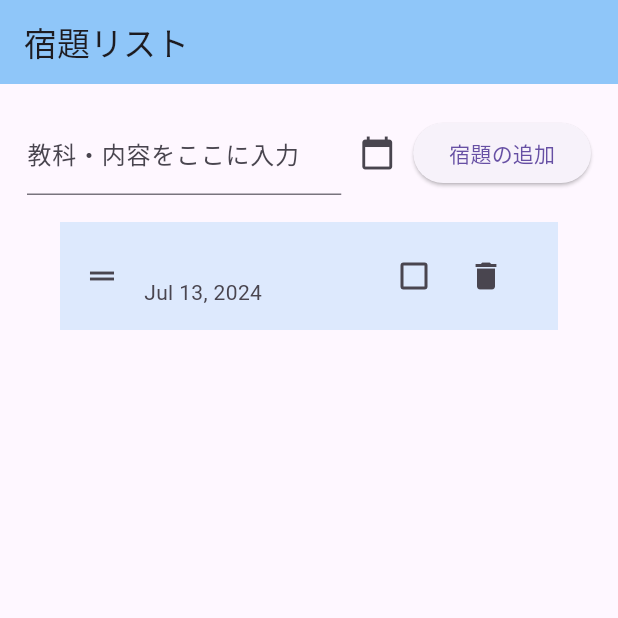
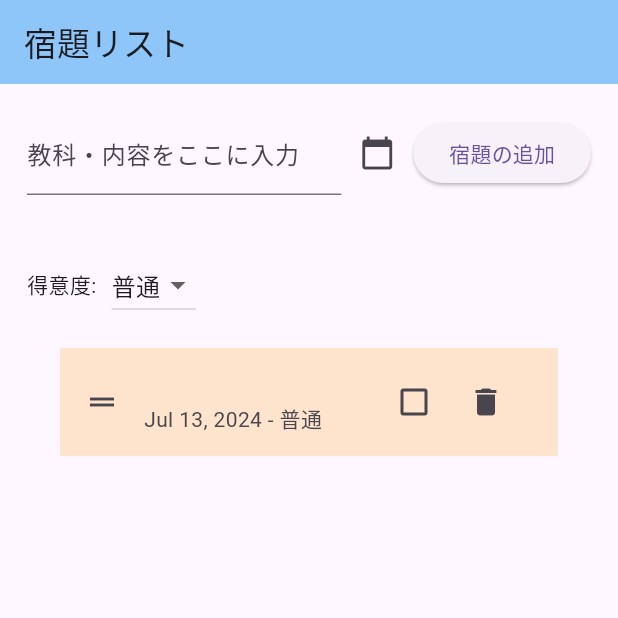
Before and after one commit to KazukiYoshida24/homework_organizer, a Flutter app: the screen it shows after launch, after a tap on "宿題の追加", on a phone screen of 412 x 824 dp, the top half of it. Run offline on Flutter 3.47's test engine with Material 3 defaults, Android fonts, the phone set to English and light mode, and no system bars.

Commit message:
Add Proficiency

```diff
--- a/lib/main.dart
+++ b/lib/main.dart
@@ -16,16 +16,20 @@ class MyApp extends StatelessWidget {
   }
 }
 
+enum Proficiency { high, medium, low }
+
 class Homework {
   String title; // 宿題のタイトルを保持する変数
   DateTime dueDate; // 宿題の期限を保持する変数
   bool isCompleted; // 宿題が完了したかどうかを示す変数
+  Proficiency proficiency; // 宿題の得意度を保持する変数
 
-  Homework(
-      {required this.title, // タイトルは必須の引数
-      required this.dueDate, // 期限は必須の引数
-      this.isCompleted = false // 完了チェックボックスはデフォルトでfalse
-      });
+  Homework({
+    required this.title, // タイトルは必須の引数
+    required this.dueDate, // 期限は必須の引数
+    this.isCompleted = false, // 完了チェックボックスはデフォルトでfalse
+    this.proficiency = Proficiency.medium, // 得意度はデフォルトで「普通」
+  });
 }
 
 // StatefulWidgetを継承
@@ -38,24 +42,22 @@ class HomeworkOrganizerScreen extends StatefulWidget {
 }
 
 class _HomeworkOrganizerScreenState extends State<HomeworkOrganizerScreen> {
-  // テキスト入力フィールド (TextField) の内容を管理するためのコントローラ
-  final TextEditingController _titleController = TextEditingController();
-  // 日付選択ダイアログから選択された日付を保持するための変数
-  DateTime _selectedDate = DateTime.now(); // 初期値として現在の日時を入れる
-  // オブジェクトを格納するリスト。アプリで追加された宿題の情報を管理し、表示するためのデータ構造
-  final List<Homework> _homeworkList = []; // 初期値として空のリスト
+  final TextEditingController _titleController =
+      TextEditingController(); // テキスト入力フィールドの内容を管理するためのコントローラ
+  DateTime _selectedDate = DateTime.now(); // 日付選択ダイアログから選択された日付を保持するための変数
+  Proficiency _selectedProficiency = Proficiency.medium; // 得意度の選択値を保持するための変数
+  final List<Homework> _homeworkList = []; // 宿題オブジェクトを格納するリスト
 
   void _addHomework() {
     setState(() {
-      // 入力されたタイトルと選択された日付で新しい宿題を作成する
+      // 入力されたタイトル、選択された日付、得意度で新しい宿題を作成する
       final homework = Homework(
         title: _titleController.text, // テキストフィールドの入力内容を取得
         dueDate: _selectedDate, // 日付選択ダイアログで選択された日付を設定
+        proficiency: _selectedProficiency, // 選択された得意度を設定
       );
-      // 宿題リストに新しい宿題を追加する
-      _homeworkList.add(homework);
-      // 入力フィールドをクリアする
-      _titleController.clear();
+      _homeworkList.add(homework); // 宿題リストに新しい宿題を追加する
+      _titleController.clear(); // 入力フィールドをクリアする
     });
   }
 
@@ -68,13 +70,12 @@ class _HomeworkOrganizerScreenState extends State<HomeworkOrganizerScreen> {
 
   void _deleteHomework(int index) {
     setState(() {
-      // 宿題リストの削除
+      // 宿題リストから指定された宿題を削除する
       _homeworkList.removeAt(index);
     });
   }
 
   void _reorderHomework(int oldIndex, int newIndex) {
-    // 並び替え時のロジックは公式にも記載があり、あまり考える必要はない。
     setState(() {
       // 新しい位置が古い位置よりも後ろにある場合、インデックスを調整する
       if (newIndex > oldIndex) {
@@ -84,6 +85,28 @@ class _HomeworkOrganizerScreenState extends State<HomeworkOrganizerScreen> {
       final item = _homeworkList.removeAt(oldIndex);
       _homeworkList.insert(newIndex, item);
     });
+  }
+
+  String _proficiencyToString(Proficiency proficiency) {
+    switch (proficiency) {
+      case Proficiency.high:
+        return "得意";
+      case Proficiency.medium:
+        return "普通";
+      case Proficiency.low:
+        return "苦手";
+    }
+  }
+
+  Color _proficiencyToColor(Proficiency proficiency) {
+    switch (proficiency) {
+      case Proficiency.high:
+        return Colors.green.withOpacity(0.2);
+      case Proficiency.medium:
+        return Colors.orange.withOpacity(0.2);
+      case Proficiency.low:
+        return Colors.red.withOpacity(0.2);
+    }
   }
 
   @override
@@ -101,7 +124,7 @@ class _HomeworkOrganizerScreenState extends State<HomeworkOrganizerScreen> {
               children: [
                 Expanded(
                   child: TextField(
-                    controller: _titleController, // 上で定義した
+                    controller: _titleController, // 上で定義したコントローラを指定
                     decoration: const InputDecoration(
                         labelText: '教科・内容をここに入力'), // 入力フィールドの装飾やラベルを設定
                   ),
@@ -133,10 +156,33 @@ class _HomeworkOrganizerScreenState extends State<HomeworkOrganizerScreen> {
               ],
             ),
           ),
+          Padding(
+            padding: const EdgeInsets.all(18.0),
+            child: Row(
+              children: [
+                const Text('得意度:'),
+                const SizedBox(width: 10),
+                DropdownButton<Proficiency>(
+                  value: _selectedProficiency,
+                  onChanged: (Proficiency? newValue) {
+                    setState(() {
+                      _selectedProficiency = newValue!;
+                    });
+                  },
+                  items: Proficiency.values.map((Proficiency proficiency) {
+                    return DropdownMenuItem<Proficiency>(
+                      value: proficiency,
+                      child: Text(_proficiencyToString(proficiency)),
+                    );
+                  }).toList(),
+                ),
+              ],
+            ),
+          ),
           // リストビューの作成
           // Expandedにより、残りのスクリーン領域をすべてリストビューが占有
           Expanded(
-            //  ユーザーが項目をドラッグして並べ替えできるリストビューを構築するためのウィジェット。builder メソッドを使用して、動的にリスト項目を作成
+            // ユーザーが項目をドラッグして並べ替えできるリストビューを構築するためのウィジェット。builder メソッドを使用して、動的にリスト項目を作成
             child: ReorderableListView.builder(
               padding: const EdgeInsets.symmetric(horizontal: 40),
               // リストビューに表示するアイテムの数を指定。ここでは _homeworkList の要素数を設定
@@ -145,22 +191,20 @@ class _HomeworkOrganizerScreenState extends State<HomeworkOrganizerScreen> {
               itemBuilder: (context, index) {
                 // _homeworkList リストから、指定された index に対応する宿題オブジェクトを取得
                 final homework = _homeworkList[index];
-                // 宿題リストに付ける色を設定
-                final Color oddItemColor = Colors.blue.withOpacity(0.05);
-                final Color evenItemColor = Colors.blue.withOpacity(0.15);
 
                 return ListTile(
-                  key: ValueKey(homework), // リスト項目を一意に識別するためのキー
+                  key: ValueKey(index), // リスト項目を一意に識別するためのキー
                   // リスト項目の背景色を奇数・偶数で交互に設定。 '?'は三項演算子。true の場合には oddItemColor, false の場合には evenItemColor を選択
-                  tileColor: index.isOdd ? oddItemColor : evenItemColor,
+                  tileColor: _proficiencyToColor(homework.proficiency),
                   // ドラッグするためのウィジェット
                   leading: ReorderableDragStartListener(
                     index: index,
                     child: const Icon(Icons.drag_handle), // ドラッグハンドルのアイコン
                   ),
                   title: Text(homework.title), // 宿題のタイトルを表示
-                  subtitle: Text(DateFormat.yMMMd()
-                      .format(homework.dueDate)), // 宿題の期限を表示（日付をフォーマットして表示）
+                  subtitle: Text(
+                    '${DateFormat.yMMMd().format(homework.dueDate)} - ${_proficiencyToString(homework.proficiency)}',
+                  ), // 宿題の期限を表示（日付をフォーマットして表示）と得意度を表示
                   trailing: Row(
                     mainAxisSize: MainAxisSize.min, // 子要素が必要な最小の幅で配置される
                     children: [
@@ -168,20 +212,19 @@ class _HomeworkOrganizerScreenState extends State<HomeworkOrganizerScreen> {
                         value: homework.isCompleted, // チェックボックスの初期値に設定
                         onChanged: (value) {
                           // 上で定義
-                          _toggleCompletion(
-                              index); // チェックボックスの状態が変更されたときの処理を呼び出す
+                          _toggleCompletion(index); // チェックボックスが押されたときの処理を設定
                         },
                       ),
                       IconButton(
-                        icon: const Icon(Icons.delete), // 削除アイコンボタン
-                        onPressed: () =>
-                            _deleteHomework(index), // 削除アイコンボタンが押されたときの処理
+                        icon: const Icon(Icons.delete), // ゴミ箱のアイコンを表示
+                        onPressed: () => _deleteHomework(index), // 削除処理を実行
                       ),
                     ],
                   ),
                 );
               },
-              onReorder: _reorderHomework, // 項目の並べ替えが行われたときの処理を指定
+              // リスト項目が並び替えられたときに呼び出されるコールバック関数
+              onReorder: _reorderHomework, // 上で定義
             ),
           ),
         ],
--- a/pubspec.yaml
+++ b/pubspec.yaml
@@ -31,6 +31,7 @@ dependencies:
   flutter:
     sdk: flutter
   intl: ^0.17.0
+  shared_preferences: ^2.0.6
 
 
 
```
Also changed, not shown: pubspec.lock, 1 other file.
